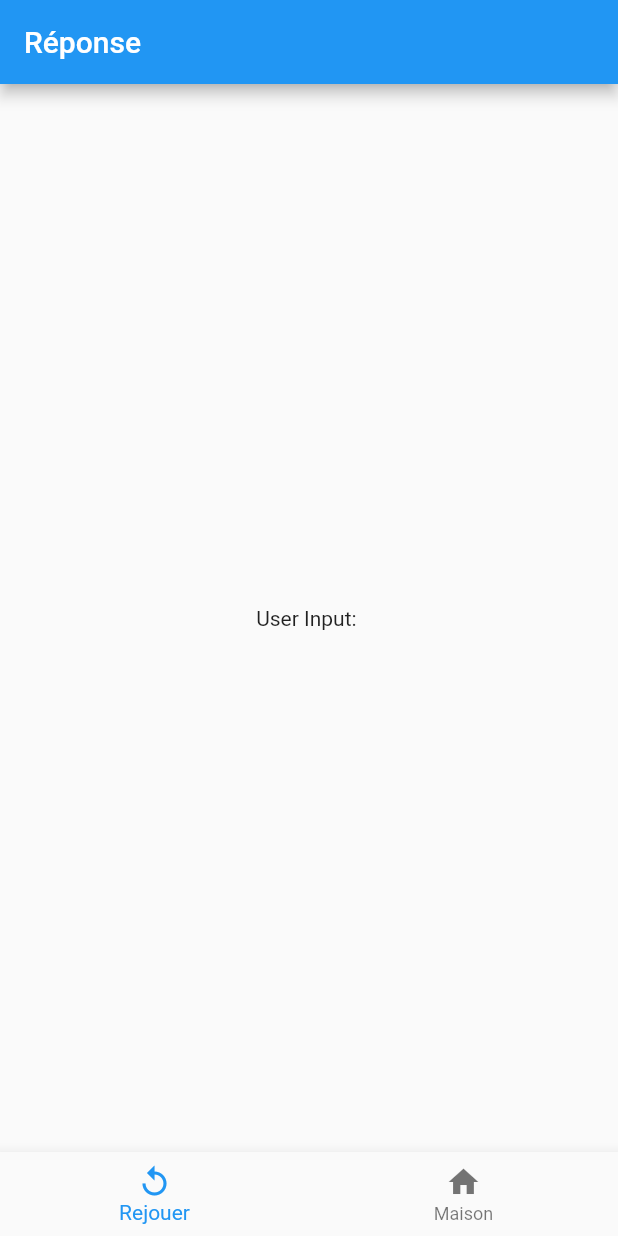
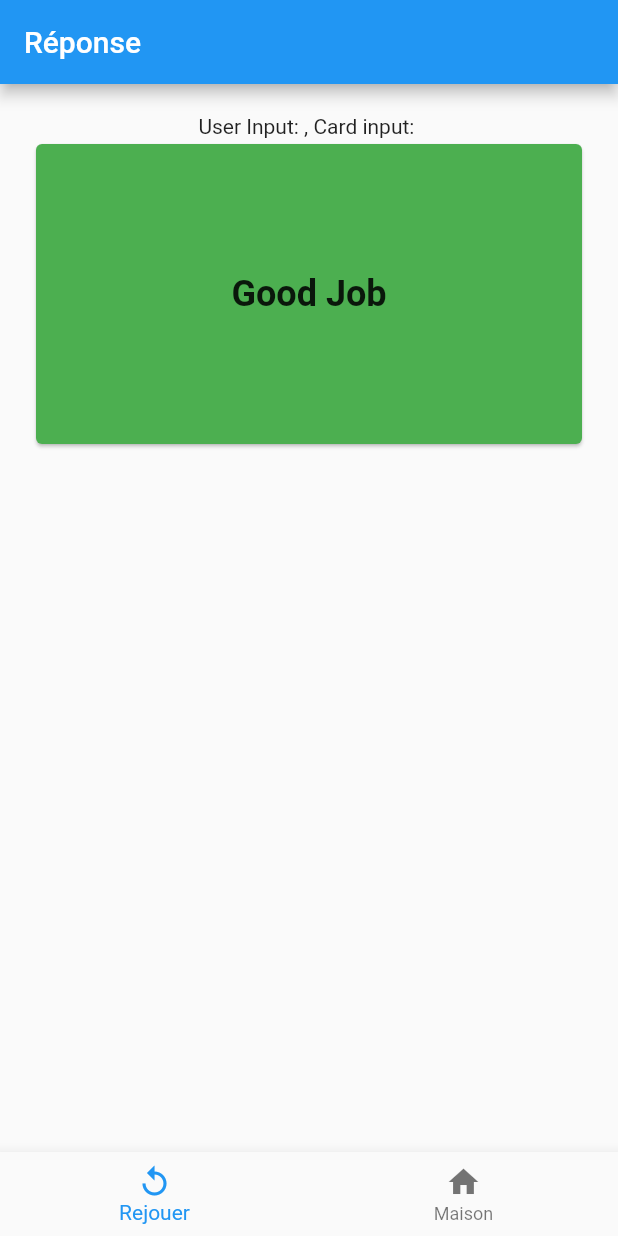
Before and after one commit to Doktity/leitner, a Flutter app: the AnswerPage screen opened directly with empty values, on a phone screen of 412 x 824 dp. Run offline on Flutter 3.47's test engine with Material 2 defaults, Android fonts, the phone set to English and light mode, and no system bars; our stand-ins replace cloud_firestore, date_field, firebase_core; missing offline and left inert: dart:ffi; accounts and stored records are empty.

Commit message:
Update de la période et affichage de la réponse

```diff
--- a/lib/pages/AnswerPage.dart
+++ b/lib/pages/AnswerPage.dart
@@ -1,3 +1,4 @@
+import 'package:cloud_firestore/cloud_firestore.dart';
 import 'package:flutter/material.dart';
 
 import 'DailyPage.dart';
@@ -5,18 +6,58 @@ import 'HomePage.dart';
 
 class AnswerPage extends StatelessWidget {
   final String userInput;
+  final String reponse;
+  final String cardId;
+  final int periode;
 
-  AnswerPage(this.userInput);
+  AnswerPage(this.userInput, this.reponse, this.cardId, this.periode);
+
+  // Inside your AnswerPage class
+  void _updatePeriode(bool isCorrect) async {
+    int newPeriode = periode + 1;
+    if (isCorrect) {
+      await FirebaseFirestore.instance
+          .collection('Cards')
+          .doc(cardId) // Replace with your card's document ID
+          .update({'periode': newPeriode}); // Replace with the new period value
+    }
+  }
 
   @override
   Widget build(BuildContext context) {
+    bool isCorrect = userInput == reponse;
+    _updatePeriode(isCorrect);
+
     return Scaffold(
       appBar: AppBar(
         title: Text('Réponse'),
         automaticallyImplyLeading: false,
       ),
       body: Center(
-        child: Text('User Input: $userInput'),
+        child: Container(
+          margin: EdgeInsets.all(20),
+          child: Column(
+            children: [
+              Text('User Input: $userInput, Card input: $reponse'),
+              Card(
+                color: isCorrect ? Colors.green : Colors.red,
+                child: SizedBox(
+                  width: double.infinity,
+                  height: 200,
+                  child: Center(
+                    child: Text(
+                      isCorrect ? 'Good Job' : 'Too bad',
+                      style: const TextStyle(
+                        fontSize: 24,
+                        fontWeight: FontWeight.bold,
+                      ),
+                    ),
+                  ),
+                ),
+              ),
+            ],
+          ),
+        ),
       ),
       bottomNavigationBar: BottomNavigationBar(
         currentIndex: 0,
```
Also changed, not shown: lib/pages/DailyPage.dart (+14 -1 lines).
